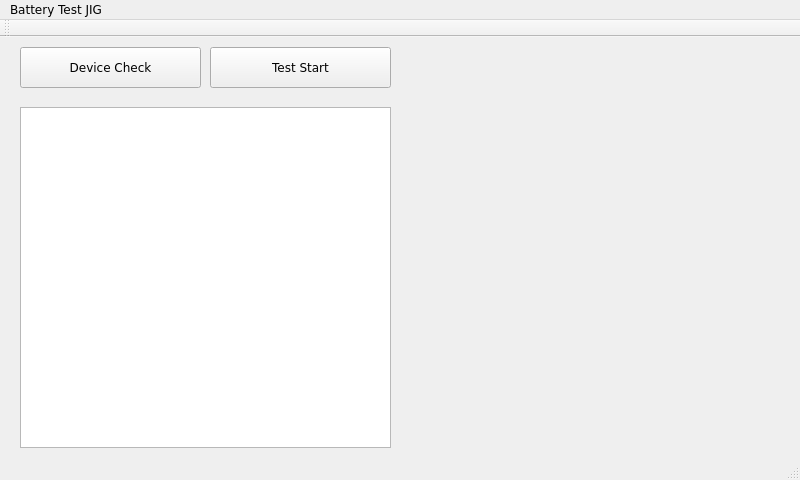
shnomad/Battery-Test, file mainwindow.ui: the form before one commit.
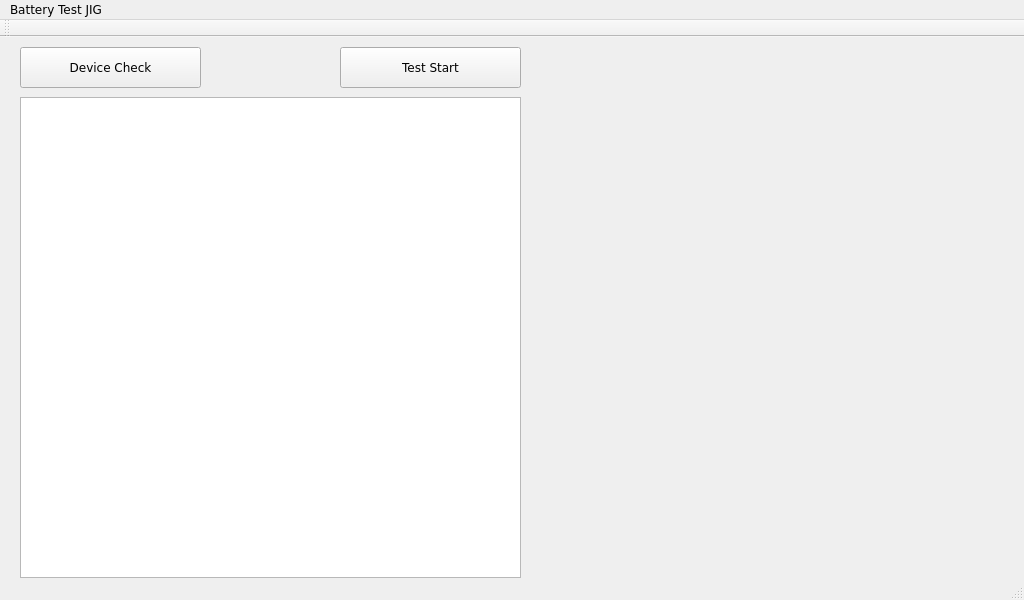
The form after the commit.

Patch:
```diff
--- a/mainwindow.ui
+++ b/mainwindow.ui
@@ -6,8 +6,8 @@
    <rect>
     <x>0</x>
     <y>0</y>
-    <width>800</width>
-    <height>480</height>
+    <width>1024</width>
+    <height>600</height>
    </rect>
   </property>
   <property name="font">
@@ -41,7 +41,7 @@
    <widget class="QPushButton" name="pushButton_2">
     <property name="geometry">
      <rect>
-      <x>210</x>
+      <x>340</x>
       <y>10</y>
       <width>181</width>
       <height>41</height>
@@ -60,9 +60,9 @@
     <property name="geometry">
      <rect>
       <x>20</x>
-      <y>70</y>
-      <width>371</width>
-      <height>341</height>
+      <y>60</y>
+      <width>501</width>
+      <height>481</height>
      </rect>
     </property>
    </widget>
@@ -72,7 +72,7 @@
     <rect>
      <x>0</x>
      <y>0</y>
-     <width>800</width>
+     <width>1024</width>
      <height>23</height>
     </rect>
    </property>
```
